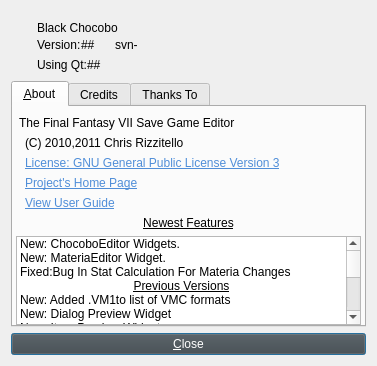
Old version of the form about.ui in the repository sithlord48/blackchocobo.
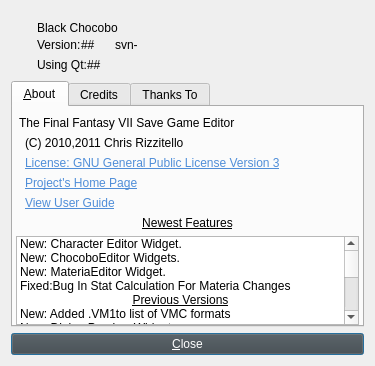
New version of the form. Icons and pictures are not drawn.

Commit message: CharEditor Added to Black Chocobo. Small Changes to it for size were needed.

What changed in the file:
```diff
--- a/about.ui
+++ b/about.ui
@@ -9,7 +9,7 @@
    <rect>
     <x>0</x>
     <y>0</y>
-    <width>377</width>
+    <width>375</width>
     <height>366</height>
    </rect>
   </property>
@@ -452,6 +452,11 @@
          <property name="wordWrap">
           <bool>true</bool>
          </property>
+         <item>
+          <property name="text">
+           <string>New: Character Editor Widget.</string>
+          </property>
+         </item>
          <item>
           <property name="text">
            <string>New: ChocoboEditor Widgets.</string>
```
The commit also changes 13 other files.
